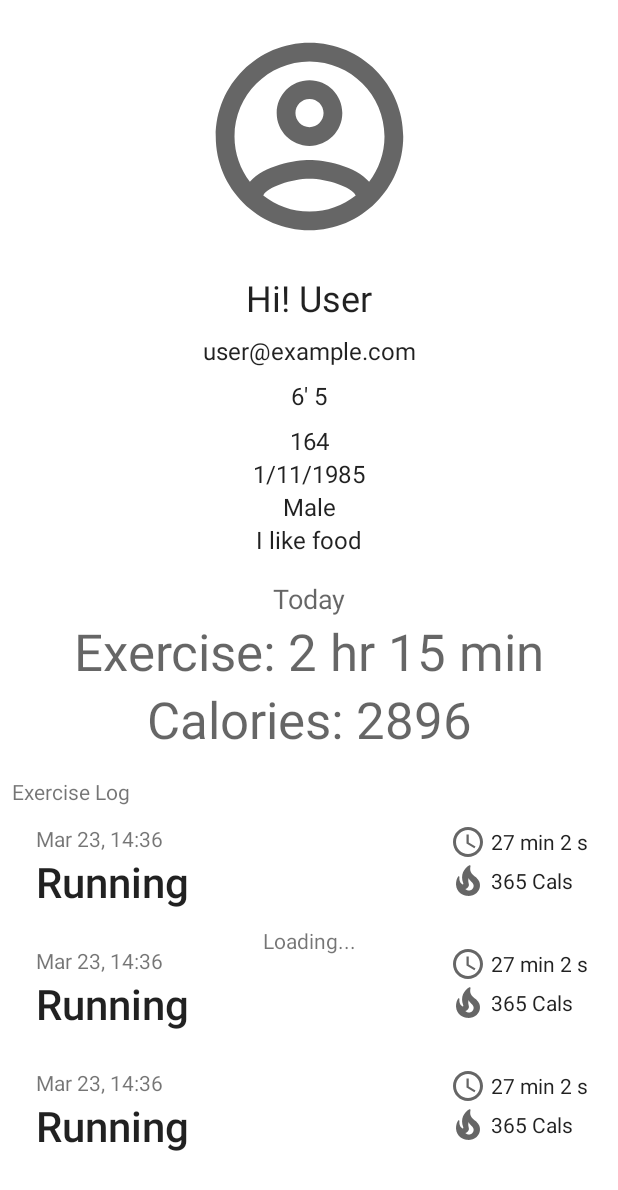
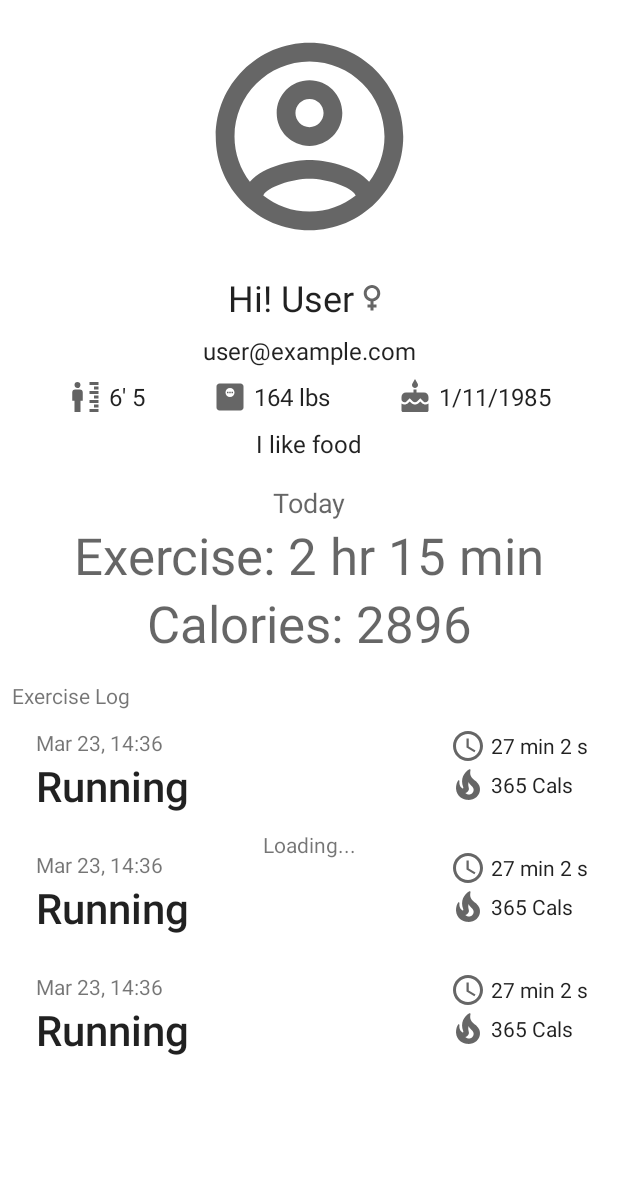
Before and after one commit to jackz314/KeepFit, an Android app: the layout fragment_user_info.xml on its own in the app's theme, with its tools: preview values and no code run, on a phone screen of 412 x 824 dp. Shown: the top 1190 px of the screen. Run offline under Robolectric (Android 15) with nearby library versions, the phone set to English and light mode, and no system bars.

Commit message:
Fix info display.

```diff
--- a/app/src/main/java/com/jackz314/keepfit/views/NewUserActivity.java
+++ b/app/src/main/java/com/jackz314/keepfit/views/NewUserActivity.java
@@ -139,7 +139,7 @@ public class NewUserActivity extends AppCompatActivity {
                 String date = month + "/" + day + "/" + year;
                 mDisplayBirthday.setText(date);
                 mBirthday = Calendar.getInstance();
-                mBirthday.set(year, month, day);
+                mBirthday.set(year, month, day,0,0);
             }
         };
 
--- /dev/null
+++ b/app/src/main/res/drawable/ic_baseline_cake_24.xml
@@ -0,0 +1,10 @@
+<vector xmlns:android="http://schemas.android.com/apk/res/android"
+    android:width="24dp"
+    android:height="24dp"
+    android:viewportWidth="24"
+    android:viewportHeight="24"
+    android:tint="?attr/colorControlNormal">
+  <path
+      android:fillColor="@android:color/white"
+      android:pathData="M12,6c1.11,0 2,-0.9 2,-2 0,-0.38 -0.1,-0.73 -0.29,-1.03L12,0l-1.71,2.97c-0.19,0.3 -0.29,0.65 -0.29,1.03 0,1.1 0.9,2 2,2zM16.6,15.99l-1.07,-1.07 -1.08,1.07c-1.3,1.3 -3.58,1.31 -4.89,0l-1.07,-1.07 -1.09,1.07C6.75,16.64 5.88,17 4.96,17c-0.73,0 -1.4,-0.23 -1.96,-0.61L3,21c0,0.55 0.45,1 1,1h16c0.55,0 1,-0.45 1,-1v-4.61c-0.56,0.38 -1.23,0.61 -1.96,0.61 -0.92,0 -1.79,-0.36 -2.44,-1.01zM18,9h-5L13,7h-2v2L6,9c-1.66,0 -3,1.34 -3,3v1.54c0,1.08 0.88,1.96 1.96,1.96 0.52,0 1.02,-0.2 1.38,-0.57l2.14,-2.13 2.13,2.13c0.74,0.74 2.03,0.74 2.77,0l2.14,-2.13 2.13,2.13c0.37,0.37 0.86,0.57 1.38,0.57 1.08,0 1.96,-0.88 1.96,-1.96L20.99,12C21,10.34 19.66,9 18,9z"/>
+</vector>
--- /dev/null
+++ b/app/src/main/res/drawable/ic_baseline_female_24.xml
@@ -0,0 +1,10 @@
+<vector xmlns:android="http://schemas.android.com/apk/res/android"
+    android:width="24dp"
+    android:height="24dp"
+    android:viewportWidth="24"
+    android:viewportHeight="24"
+    android:tint="?attr/colorControlNormal">
+  <path
+      android:fillColor="@android:color/white"
+      android:pathData="M17.5,9.5C17.5,6.46 15.04,4 12,4S6.5,6.46 6.5,9.5c0,2.7 1.94,4.93 4.5,5.4V17H9v2h2v2h2v-2h2v-2h-2v-2.1C15.56,14.43 17.5,12.2 17.5,9.5zM8.5,9.5C8.5,7.57 10.07,6 12,6s3.5,1.57 3.5,3.5S13.93,13 12,13S8.5,11.43 8.5,9.5z"/>
+</vector>
--- /dev/null
+++ b/app/src/main/res/drawable/ic_baseline_monitor_weight_24.xml
@@ -0,0 +1,19 @@
+<vector xmlns:android="http://schemas.android.com/apk/res/android"
+    android:width="24dp"
+    android:height="24dp"
+    android:viewportWidth="24"
+    android:viewportHeight="24"
+    android:tint="?attr/colorControlNormal">
+  <path
+      android:fillColor="@android:color/white"
+      android:pathData="M19,3H5C3.9,3 3,3.9 3,5v14c0,1.1 0.9,2 2,2h14c1.1,0 2,-0.9 2,-2V5C21,3.9 20.1,3 19,3zM12,12c-1.66,0 -3,-1.34 -3,-3s1.34,-3 3,-3s3,1.34 3,3S13.66,12 12,12z"/>
+  <path
+      android:fillColor="@android:color/white"
+      android:pathData="M10,8.5h1v1h-1z"/>
+  <path
+      android:fillColor="@android:color/white"
+      android:pathData="M11.5,8.5h1v1h-1z"/>
+  <path
+      android:fillColor="@android:color/white"
+      android:pathData="M13,8.5h1v1h-1z"/>
+</vector>
--- /dev/null
+++ b/app/src/main/res/drawable/ic_height.xml
@@ -0,0 +1,5 @@
+<vector android:height="24dp" android:viewportHeight="24"
+    android:viewportWidth="24" android:width="24dp" xmlns:android="http://schemas.android.com/apk/res/android">
+    <path android:fillColor="#626262" android:pathData="M7,2c1.78,0 2.67,2.16 1.42,3.42C7.16,6.67 5,5.78 5,4a2,2 0,0 1,2 -2M5.5,7h3a2,2 0,0 1,2 2v5.5H9V22H5v-7.5H3.5V9a2,2 0,0 1,2 -2M21,8h-6v2h6m0,1h-3v2h3m0,-11h-6v2h6m0,1h-3v2h3m0,7h-6v2h6m0,4h-6v2h6m0,-5h-3v2h3"/>
+    <path android:fillColor="#00000000" android:pathData="M0,0h24v24h-24z"/>
+</vector>
--- a/app/src/main/res/layout/fragment_user_info.xml
+++ b/app/src/main/res/layout/fragment_user_info.xml
@@ -31,6 +31,7 @@
             android:layout_width="wrap_content"
             android:layout_height="wrap_content"
             android:layout_marginTop="16dp"
+            android:drawableEnd="@drawable/ic_baseline_female_24"
             android:text="Hi! User"
             android:textAppearance="@android:style/TextAppearance.Material.Headline"
             app:layout_constraintEnd_toEndOf="parent"
@@ -53,9 +54,13 @@
             android:layout_width="wrap_content"
             android:layout_height="wrap_content"
             android:layout_marginTop="8dp"
+            android:drawableStart="@drawable/ic_height"
+            android:drawablePadding="4dp"
+            android:gravity="center"
             android:text="6' 5"
             android:textAppearance="@style/TextAppearance.AppCompat.Subhead"
-            app:layout_constraintEnd_toEndOf="parent"
+            app:layout_constraintEnd_toStartOf="@+id/user_weight_text"
+            app:layout_constraintHorizontal_bias="0.5"
             app:layout_constraintStart_toStartOf="parent"
             app:layout_constraintTop_toBottomOf="@+id/user_email_text" />
 
@@ -63,41 +68,42 @@
             android:id="@+id/user_weight_text"
             android:layout_width="wrap_content"
             android:layout_height="wrap_content"
-            android:layout_marginTop="8dp"
-            android:text="164"
+            android:drawableLeft="@drawable/ic_baseline_monitor_weight_24"
+            android:drawablePadding="4dp"
+            android:gravity="center"
+            android:text="164 lbs"
             android:textAppearance="@style/TextAppearance.AppCompat.Subhead"
-            app:layout_constraintEnd_toEndOf="parent"
-            app:layout_constraintStart_toStartOf="parent"
-            app:layout_constraintTop_toBottomOf="@+id/user_height_text" />
+            app:layout_constraintEnd_toStartOf="@+id/user_birthday_text"
+            app:layout_constraintHorizontal_bias="0.5"
+            app:layout_constraintStart_toEndOf="@+id/user_height_text"
+            app:layout_constraintTop_toTopOf="@+id/user_height_text" />
 
         <TextView
             android:id="@+id/user_birthday_text"
             android:layout_width="wrap_content"
             android:layout_height="wrap_content"
+            android:drawableStart="@drawable/ic_baseline_cake_24"
+            android:drawablePadding="4dp"
+            android:gravity="center"
             android:text="1/11/1985"
             android:textAppearance="@style/TextAppearance.AppCompat.Subhead"
             app:layout_constraintEnd_toEndOf="parent"
-            app:layout_constraintStart_toStartOf="parent"
-            app:layout_constraintTop_toBottomOf="@+id/user_weight_text" />
+            app:layout_constraintHorizontal_bias="0.5"
+            app:layout_constraintStart_toEndOf="@+id/user_weight_text"
+            app:layout_constraintTop_toTopOf="@+id/user_height_text" />
 
-        <TextView
-            android:id="@+id/user_sex_text"
-            android:layout_width="wrap_content"
-            android:layout_height="wrap_content"
-            android:text="Male"
-            android:textAppearance="@style/TextAppearance.AppCompat.Subhead"
-            app:layout_constraintEnd_toEndOf="parent"
-            app:layout_constraintStart_toStartOf="parent"
-            app:layout_constraintTop_toBottomOf="@+id/user_birthday_text" />
         <TextView
             android:id="@+id/user_biography_text"
             android:layout_width="wrap_content"
             android:layout_height="wrap_content"
+            android:layout_marginStart="16dp"
+            android:layout_marginTop="8dp"
+            android:layout_marginEnd="16dp"
             android:text="I like food"
             android:textAppearance="@style/TextAppearance.AppCompat.Subhead"
             app:layout_constraintEnd_toEndOf="parent"
             app:layout_constraintStart_toStartOf="parent"
-            app:layout_constraintTop_toBottomOf="@+id/user_sex_text" />
+            app:layout_constraintTop_toBottomOf="@+id/user_height_text" />
 
         <TextView
             android:id="@+id/me_exercise_time_text"
```
Also changed, not shown: app/src/main/java/com/jackz314/keepfit/Utils.java (+11 -0 lines), app/src/main/java/com/jackz314/keepfit/views/UserInfoFragment.java (+9 -20 lines), app/src/main/res/drawable/ic_baseline_male_24.xml (added, +10 -0 lines).
